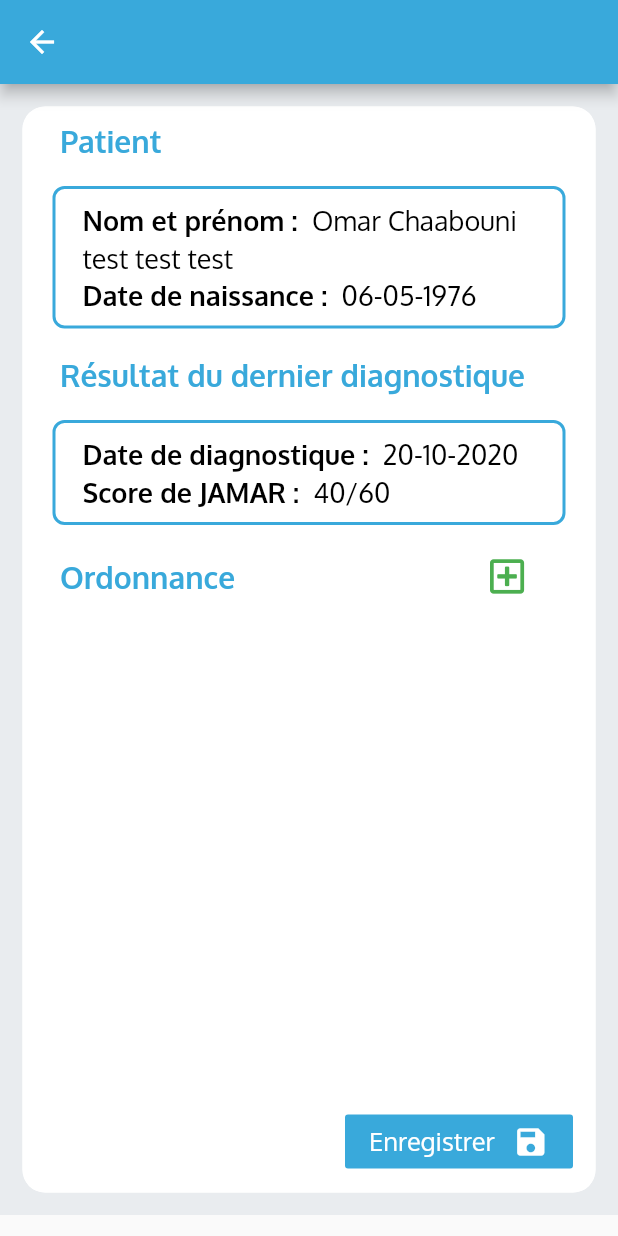
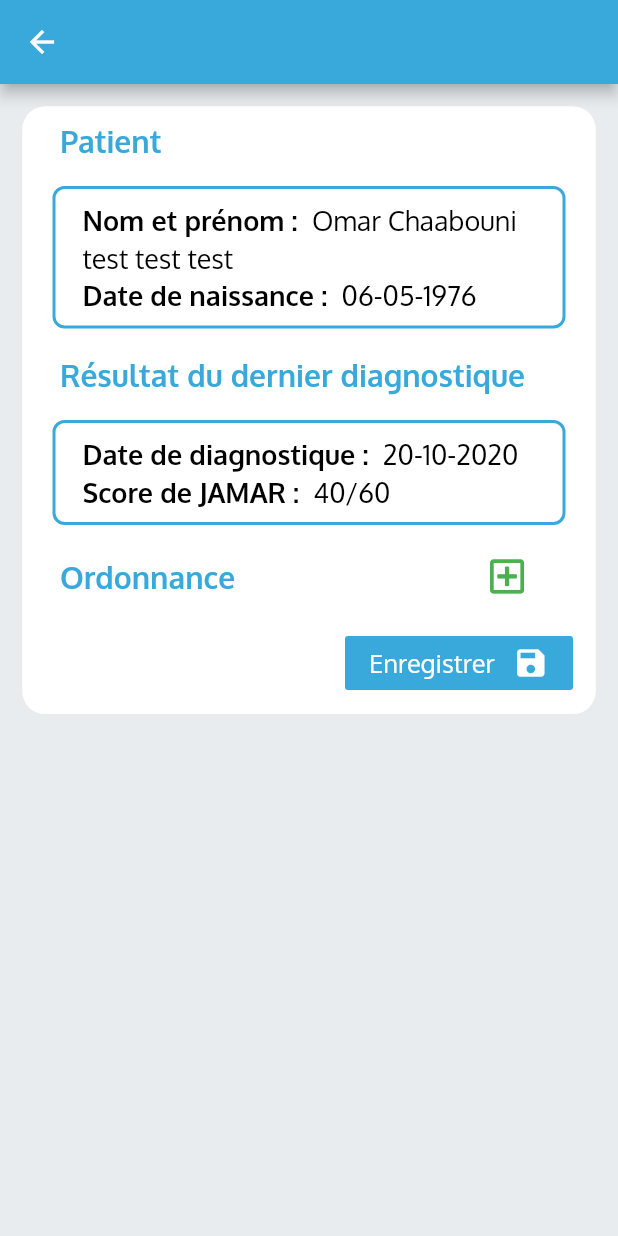
Before and after one commit to omar-chaabouni/diagnostique-rhumatologie, a Flutter app: the EditUserPrescription screen opened directly with empty values, on a phone screen of 412 x 824 dp. Run offline on Flutter 3.47's test engine with Material 2 defaults, Android fonts, the phone set to English and light mode, and no system bars; our stand-ins replace cloud_firestore, dio, firebase_auth, firebase_core, flutter_spinkit, font_awesome_flutter and 1 more; accounts and stored records are empty; network calls fail.

Commit message:
bug fixes, user medicaments dynamic

```diff
--- a/lib/screens/authenticate/register.dart
+++ b/lib/screens/authenticate/register.dart
@@ -48,6 +48,7 @@ class _RegisterState extends State<Register> {
             height: 60.0,
             child: TextFormField(
               // validator: (val)=>val.isEmpty ? print('Entrez un email valide'):null,
+              textInputAction: TextInputAction.next,
               keyboardType: TextInputType.emailAddress,
               style: GoogleFonts.oxygen(
                 color: Colors.white,
--- a/lib/screens/authenticate/sign_in.dart
+++ b/lib/screens/authenticate/sign_in.dart
@@ -40,6 +40,7 @@ class _SignInState extends State<SignIn> {
             height: 60.0,
             child: TextFormField(
               // validator: (val)=>val.isEmpty ? print('Entrez un email valide'):null,
+              textInputAction: TextInputAction.next,
               keyboardType: TextInputType.emailAddress,
               style: GoogleFonts.oxygen(
                 color: Colors.white,
--- a/lib/screens/pages docteur/edit_user_prescription.dart
+++ b/lib/screens/pages docteur/edit_user_prescription.dart
@@ -115,6 +115,7 @@ class _EditUserPrescriptionState extends State<EditUserPrescription> {
     final Map patient = ModalRoute.of(context).settings.arguments;
 
     return Scaffold(
+      backgroundColor: gris1,
       resizeToAvoidBottomPadding: false,
       appBar: AppBar(
         backgroundColor: cyan2,
@@ -127,7 +128,6 @@ class _EditUserPrescriptionState extends State<EditUserPrescription> {
         child: Container(
           color: gris1,
           padding: EdgeInsets.all(10),
-          height: MediaQuery.of(context).size.height-70,
           width: MediaQuery.of(context).size.width,
           child: Container(
             margin: const EdgeInsets.only(
@@ -304,14 +304,8 @@ class _EditUserPrescriptionState extends State<EditUserPrescription> {
                         ],
                       ),
                     ),
-                    Expanded(
-                      child: ListView.builder(
-                        shrinkWrap: true,
-                        itemCount: cards.length,
-                        itemBuilder: (BuildContext context, int index) {
-                          return cards[index];
-                        },
-                      ),
+                    Column(
+                      children: cards,
                     ),
                     Align(
                       alignment: Alignment.bottomRight,
--- a/lib/screens/pages patient/profile.dart
+++ b/lib/screens/pages patient/profile.dart
@@ -44,9 +44,10 @@ class _ProfileState extends State<Profile> {
           ),
         ],
       ),
-      body: Container(
+      body: new SingleChildScrollView(
+      child:Container(
         color: gris1,
-        height: MediaQuery.of(context).size.height,
+        // height: MediaQuery.of(context).size.height,
         width: MediaQuery.of(context).size.width,
         child: Container(
           margin: const EdgeInsets.only(
@@ -140,6 +141,7 @@ class _ProfileState extends State<Profile> {
           ),
         ),
       ),
+      ),
     );
   }
 }
--- a/lib/screens/wrapper.dart
+++ b/lib/screens/wrapper.dart
@@ -13,7 +13,7 @@ class Wrapper extends StatelessWidget {
     if(user==null){
       return Authenticate();
     }else{
-      return HomeDoctor();
+      return HomeUser();
     }
   }
 }
```
Also changed, not shown: lib/screens/pages patient/user_drugs.dart (+77 -42 lines).
